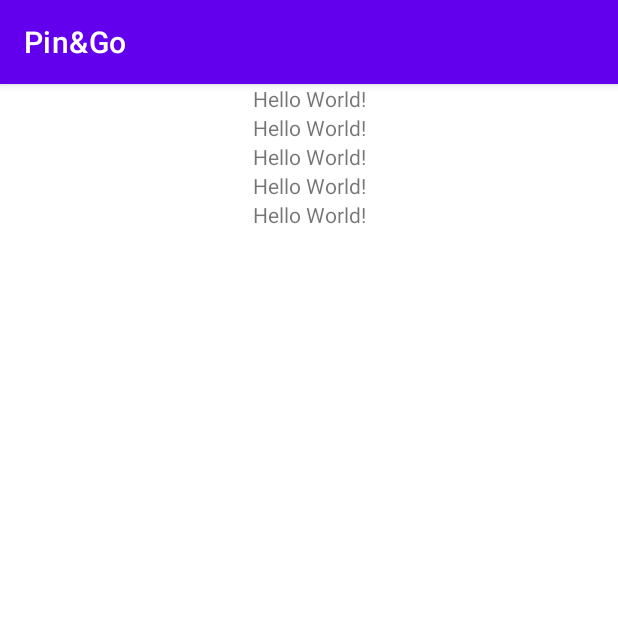
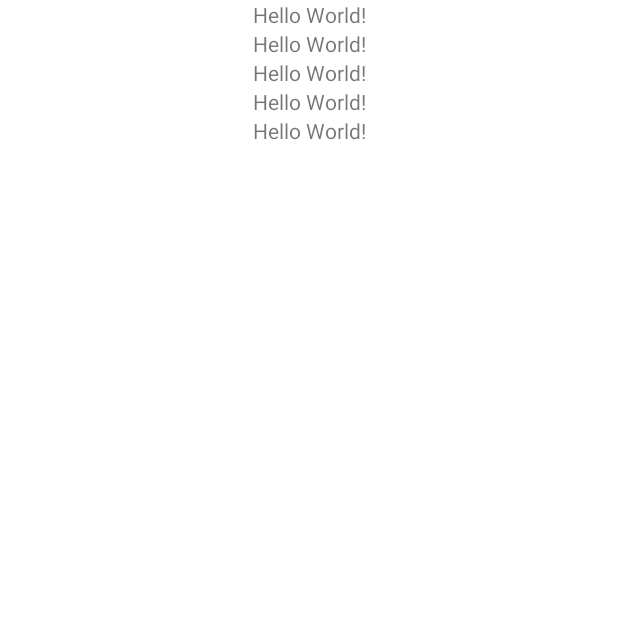
Before and after one commit to OscarCaro/Pin-Go, an Android app: the RegisterNewPin screen opened directly, with no data from a screen before it, on a phone screen of 412 x 824 dp, the top half of it. Run offline under Robolectric (Android 15) with nearby library versions, the phone set to English and light mode, and no system bars; pictures from the network do not load.

Commit message:
Remove Top Action Bar

```diff
--- a/app/src/main/res/values/themes.xml
+++ b/app/src/main/res/values/themes.xml
@@ -1,6 +1,6 @@
 <resources xmlns:tools="http://schemas.android.com/tools">
     <!-- Base application theme. -->
-    <style name="Theme.PinGo" parent="Theme.MaterialComponents.DayNight.DarkActionBar">
+    <style name="Theme.PinGo" parent="Theme.MaterialComponents.DayNight.NoActionBar">
         <!-- Primary brand color. -->
         <item name="colorPrimary">@color/purple_500</item>
         <item name="colorPrimaryVariant">@color/purple_700</item>
```
